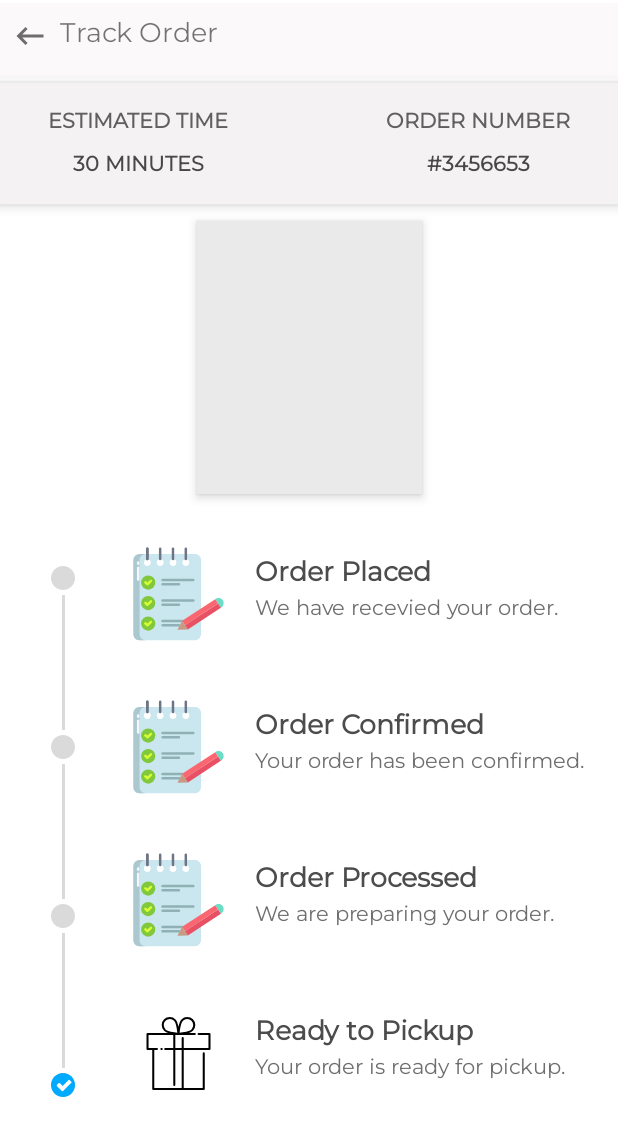
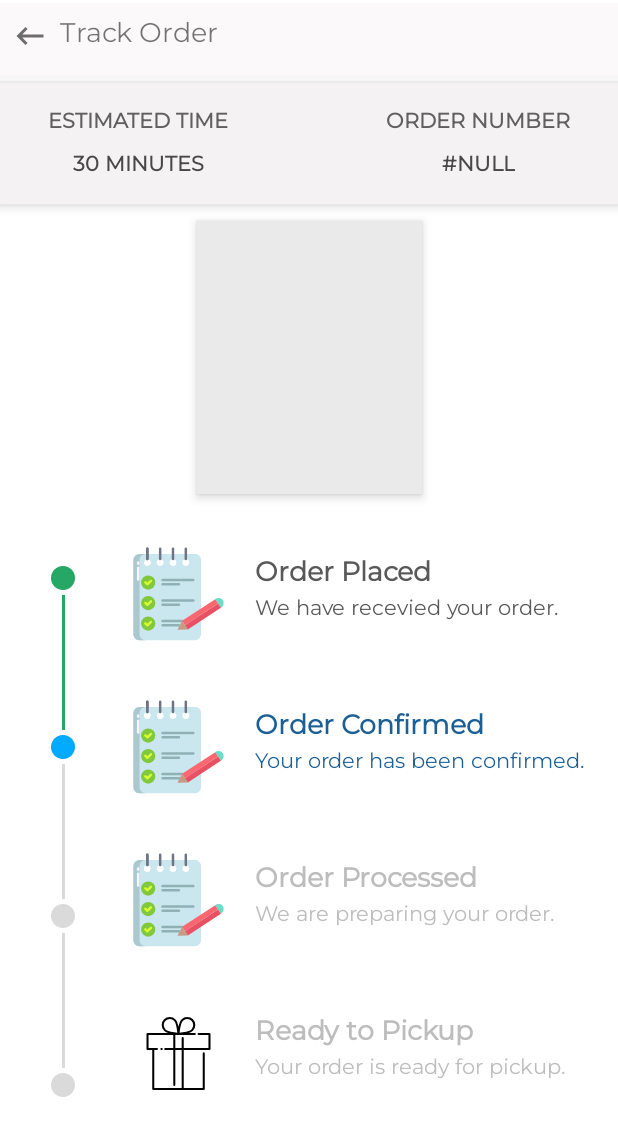
Before and after one commit to mashihab420/SokolBazar, an Android app: the TrackOrderActivity screen opened directly, with no data from a screen before it, on a phone screen of 412 x 824 dp. Shown: the top 1136 px of the screen. Run offline under Robolectric (Android 15) with nearby library versions, the phone set to English and light mode, and no system bars; libraries missing offline, so code that uses them is left out: androidmads.library.qrgenearator; network calls fail; 2 statements that could not run were skipped.

Commit message:
Track order almost done

```diff
--- a/app/src/main/java/com/techdevbd/sokolbazar/activity/TrackOrderActivity.java
+++ b/app/src/main/java/com/techdevbd/sokolbazar/activity/TrackOrderActivity.java
@@ -6,6 +6,7 @@ import android.content.Intent;
 import android.graphics.Bitmap;
 import android.os.Bundle;
 import android.widget.ImageView;
+import android.widget.TextView;
 
 import com.techdevbd.sokolbazar.R;
 
@@ -14,17 +15,21 @@ import androidmads.library.qrgenearator.QRGEncoder;
 
 public class TrackOrderActivity extends AppCompatActivity {
     ImageView imageView;
+    TextView ordernumber;
 
     @Override
     protected void onCreate(Bundle savedInstanceState) {
         super.onCreate(savedInstanceState);
         setContentView(R.layout.activity_track_order);
         imageView = findViewById(R.id.imageView);
+        ordernumber = findViewById(R.id.ordernumber_id);
 
         Intent intent = getIntent();
         String orderid = intent.getStringExtra("order_id");
         String phone = intent.getStringExtra("phone");
         String deliverytype = intent.getStringExtra("delivery_type");
+
+        ordernumber.setText("#"+orderid);
 
         String text = orderid+","+phone;
 
--- a/app/src/main/java/com/techdevbd/sokolbazar/model/ModelOrderProduct.java
+++ b/app/src/main/java/com/techdevbd/sokolbazar/model/ModelOrderProduct.java
@@ -65,6 +65,14 @@ public class ModelOrderProduct {
     @SerializedName("message")
     @Expose
     private String 	Message;
+
+    @SerializedName("response")
+    @Expose
+    private String response;
+
+    @SerializedName("invoice_number")
+    @Expose
+    private String InvoiceNumber;
 
     public String getId() {
         return id;
@@ -186,4 +194,21 @@ public class ModelOrderProduct {
     public void setEntry_time(String entry_time) {
         Entry_time = entry_time;
     }
+
+
+    public String getResponse() {
+        return response;
+    }
+
+    public void setResponse(String response) {
+        this.response = response;
+    }
+
+    public String getInvoiceNumber() {
+        return InvoiceNumber;
+    }
+
+    public void setInvoiceNumber(String invoiceNumber) {
+        InvoiceNumber = invoiceNumber;
+    }
 }
--- a/app/src/main/java/com/techdevbd/sokolbazar/retrofit/ApiInterface.java
+++ b/app/src/main/java/com/techdevbd/sokolbazar/retrofit/ApiInterface.java
@@ -47,4 +47,7 @@ public interface ApiInterface {
     @GET("userlogin.php")
     Call<ModelUsers> userlogin(@Query("phone") String phone ,@Query("password") String pass);
 
+    @GET("get_order_status.php")
+    Call<ModelOrderProduct> get_order_status(@Query("invoice_number") String invoiceNumber);
+
 }
--- a/app/src/main/res/layout/activity_track_order.xml
+++ b/app/src/main/res/layout/activity_track_order.xml
@@ -117,6 +117,7 @@
                     android:fontFamily="@font/montserrat"
                     android:text="#3456653"
                     android:textAllCaps="true"
+                    android:id="@+id/ordernumber_id"
                     android:textColor="#494848"
                     android:textStyle="bold"
                     app:layout_constraintEnd_toEndOf="@+id/textView31"
@@ -177,7 +178,7 @@
                 android:layout_marginTop="8dp"
                 android:fontFamily="@font/montserrat"
                 android:text="Order Placed"
-                android:textColor="#4C4C4C"
+                android:textColor="#595959"
                 android:textSize="18sp"
                 android:textStyle="bold"
                 app:layout_constraintStart_toEndOf="@+id/imageView7"
@@ -190,7 +191,7 @@
                 android:layout_marginEnd="2dp"
                 android:fontFamily="@font/montserrat"
                 android:text="We have recevied your order."
-                android:textColor="#6E6E6E"
+                android:textColor="#595959"
                 android:textSize="14sp"
                 app:layout_constraintEnd_toEndOf="parent"
                 app:layout_constraintHorizontal_bias="0.0"
@@ -219,7 +220,7 @@
                 android:layout_marginTop="8dp"
                 android:fontFamily="@font/montserrat"
                 android:text="Order Confirmed"
-                android:textColor="#4C4C4C"
+                android:textColor="#1C5F95"
                 android:textSize="18sp"
                 android:textStyle="bold"
                 app:layout_constraintStart_toEndOf="@+id/imageView8"
@@ -233,7 +234,7 @@
                 android:layout_marginEnd="2dp"
                 android:fontFamily="@font/montserrat"
                 android:text="Your order has been confirmed."
-                android:textColor="#6E6E6E"
+                android:textColor="#1C5F95"
                 android:textSize="14sp"
                 app:layout_constraintEnd_toEndOf="parent"
                 app:layout_constraintHorizontal_bias="0.0"
@@ -262,7 +263,7 @@
                 android:layout_marginTop="8dp"
                 android:fontFamily="@font/montserrat"
                 android:text="Order Processed"
-                android:textColor="#4C4C4C"
+                android:textColor="#BDBDBD"
                 android:textSize="18sp"
                 android:textStyle="bold"
                 app:layout_constraintStart_toEndOf="@+id/imageView9"
@@ -275,7 +276,7 @@
                 android:layout_marginEnd="2dp"
                 android:fontFamily="@font/montserrat"
                 android:text="We are preparing your order."
-                android:textColor="#6E6E6E"
+                android:textColor="#BDBDBD"
                 android:textSize="14sp"
                 app:layout_constraintEnd_toEndOf="parent"
                 app:layout_constraintHorizontal_bias="0.0"
@@ -307,7 +308,7 @@
                 android:layout_marginTop="8dp"
                 android:fontFamily="@font/montserrat"
                 android:text="Ready to Pickup"
-                android:textColor="#4C4C4C"
+                android:textColor="#BDBDBD"
                 android:textSize="18sp"
                 android:textStyle="bold"
                 app:layout_constraintStart_toEndOf="@+id/imageView10"
@@ -320,7 +321,7 @@
                 android:layout_marginEnd="2dp"
                 android:fontFamily="@font/montserrat"
                 android:text="Your order is ready for pickup."
-                android:textColor="#6E6E6E"
+                android:textColor="#BDBDBD"
                 android:textSize="14sp"
                 app:layout_constraintEnd_toEndOf="parent"
                 app:layout_constraintHorizontal_bias="0.0"
@@ -368,6 +369,17 @@
                 app:layout_constraintTop_toBottomOf="@+id/imageView12" />
 
             <ImageView
+                android:id="@+id/image_line_green2"
+                android:layout_width="wrap_content"
+                android:layout_height="90dp"
+                android:layout_marginTop="3dp"
+                android:visibility="gone"
+                android:background="@drawable/line_green"
+                app:layout_constraintEnd_toStartOf="@+id/imageView8"
+                app:layout_constraintStart_toStartOf="parent"
+                app:layout_constraintTop_toBottomOf="@+id/imageView12" />
+
+            <ImageView
                 android:id="@+id/imageView15"
                 android:layout_width="16dp"
                 android:layout_height="16dp"
@@ -375,6 +387,30 @@
                 android:background="@drawable/circle_gray"
                 app:layout_constraintEnd_toStartOf="@+id/imageView7"
                 app:layout_constraintStart_toStartOf="parent"
+                app:layout_constraintTop_toBottomOf="@+id/imageView14" />
+
+            <ImageView
+                android:id="@+id/image_circle_blue2"
+                android:layout_width="16dp"
+                android:layout_height="16dp"
+                android:layout_marginTop="3dp"
+                android:background="@drawable/circle_blue"
+                app:layout_constraintEnd_toStartOf="@+id/imageView7"
+                app:layout_constraintStart_toStartOf="parent"
+                android:visibility="gone"
+                app:layout_constraintTop_toBottomOf="@+id/imageView14" />
+
+
+
+            <ImageView
+                android:id="@+id/image_circle_green3"
+                android:layout_width="16dp"
+                android:layout_height="16dp"
+                android:layout_marginTop="3dp"
+                android:background="@drawable/circle_green"
+                app:layout_constraintEnd_toStartOf="@+id/imageView7"
+                app:layout_constraintStart_toStartOf="parent"
+                android:visibility="gone"
                 app:layout_constraintTop_toBottomOf="@+id/imageView14" />
 
             <ImageView
@@ -388,6 +424,17 @@
                 app:layout_constraintTop_toBottomOf="@+id/imageView15" />
 
             <ImageView
+                android:id="@+id/image_line_green3"
+                android:layout_width="wrap_content"
+                android:layout_height="90dp"
+                android:layout_marginTop="3dp"
+                android:background="@drawable/line_green"
+                app:layout_constraintEnd_toStartOf="@+id/imageView8"
+                app:layout_constraintStart_toStartOf="parent"
+                android:visibility="gone"
+                app:layout_constraintTop_toBottomOf="@+id/imageView15" />
+
+            <ImageView
                 android:id="@+id/imageView17"
                 android:layout_width="16dp"
                 android:layout_height="16dp"
@@ -397,20 +444,67 @@
                 app:layout_constraintStart_toStartOf="parent"
                 app:layout_constraintTop_toBottomOf="@+id/imageView16" />
 
+
+
             <ImageView
-                android:id="@+id/imageView18"
+                android:id="@+id/image_circle_green1"
+                android:layout_width="16dp"
+                android:layout_height="16dp"
+                android:layout_marginTop="16dp"
+                android:visibility="visible"
+                android:background="@drawable/circle_green"
+                app:layout_constraintEnd_toStartOf="@+id/imageView7"
+                app:layout_constraintStart_toStartOf="parent"
+                app:layout_constraintTop_toTopOf="@+id/imageView7" />
+
+            <ImageView
+                android:id="@+id/image_line_green1"
+                android:layout_width="wrap_content"
+                android:layout_height="90dp"
+                android:layout_marginTop="3dp"
+                android:background="@drawable/line_green"
+                app:layout_constraintEnd_toStartOf="@+id/imageView8"
+                app:layout_constraintStart_toStartOf="parent"
+                app:layout_constraintTop_toBottomOf="@+id/imageView11" />
+
+            <ImageView
+                android:id="@+id/image_circle_blue1"
+                android:layout_width="16dp"
+                android:layout_height="16dp"
+                android:layout_marginTop="3dp"
+                android:background="@drawable/circle_blue"
+                app:layout_constraintEnd_toStartOf="@+id/imageView7"
+                app:layout_constraintStart_toStartOf="parent"
+                app:layout_constraintTop_toBottomOf="@+id/imageView13" />
+
+
+            <ImageView
+                android:id="@+id/image_circle_green2"
+                android:layout_width="16dp"
+                android:layout_height="16dp"
+                android:layout_marginTop="3dp"
+                android:background="@drawable/circle_green"
+                app:layout_constraintEnd_toStartOf="@+id/imageView7"
+                app:layout_constraintStart_toStartOf="parent"
+                android:visibility="gone"
+                app:layout_constraintTop_toBottomOf="@+id/imageView13" />
+
+
+            <ImageView
+                android:id="@+id/image_verify"
                 android:layout_width="16dp"
                 android:layout_height="16dp"
                 android:layout_marginTop="3dp"
                 android:layout_marginBottom="32dp"
                 android:background="@drawable/ic_verify"
-                android:visibility="visible"
+                android:visibility="gone"
                 app:layout_constraintBottom_toBottomOf="parent"
                 app:layout_constraintEnd_toStartOf="@+id/imageView7"
                 app:layout_constraintStart_toStartOf="parent"
                 app:layout_constraintTop_toBottomOf="@+id/imageView16"
                 app:layout_constraintVertical_bias="0.0" />
 
+
         </androidx.constraintlayout.widget.ConstraintLayout>
 
     </ScrollView>
```
Also changed, not shown: app/src/main/res/drawable/circle_blue.png (added), app/src/main/res/drawable/circle_green.png (added), app/src/main/res/drawable/line_blue.png (added), app/src/main/res/drawable/line_green.png (added).
